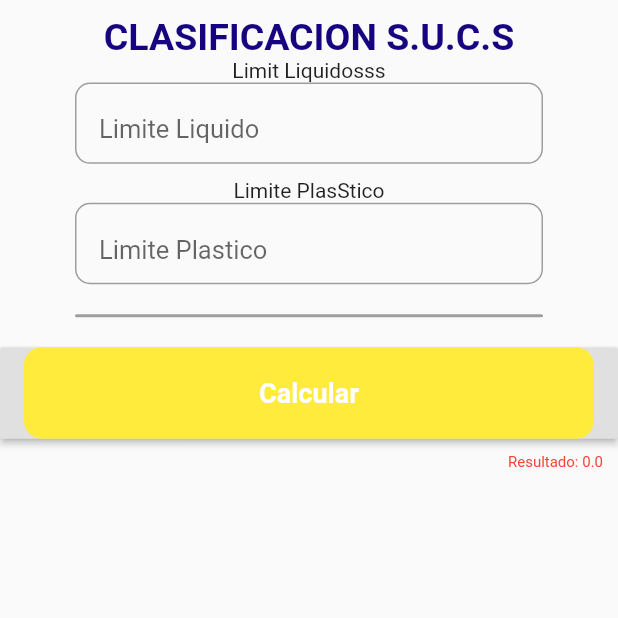
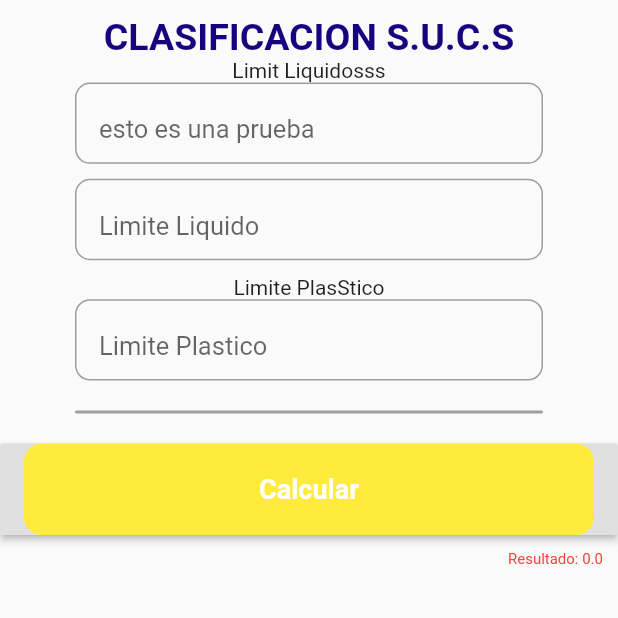
Before and after one commit to khratos1999/TG, a Flutter app: the Clasificacion_1 screen opened directly, on a phone screen of 412 x 824 dp, the top half of it. Run offline on Flutter 3.47's test engine with Material 2 defaults, Android fonts, the phone set to English and light mode, and no system bars; our stand-ins replace charts_flutter, cloud_firestore, firebase_auth, firebase_core; missing offline and left inert: dart:html, flutter_plot; accounts and stored records are empty.

Commit message:
haciendo pruebas

```diff
--- a/lib/clas/clasificacion_1.dart
+++ b/lib/clas/clasificacion_1.dart
@@ -39,6 +39,31 @@ class _Clasificacion_1State extends State<Clasificacion_1> {
             ),
             Center(
               child: Text('Limit Liquidosss'),
+            ),
+            Container(
+              decoration: BoxDecoration(
+                borderRadius: BorderRadius.circular(10),
+                border: Border.all(color: Colors.grey),
+              ),
+              padding: EdgeInsets.symmetric(horizontal: 15),
+              margin: EdgeInsets.symmetric(horizontal: 50),
+              child: TextField(
+                decoration: InputDecoration(
+                    hintText: "esto es una prueba",
+                    border: InputBorder.none,
+                    suffix: GestureDetector(
+                      child: Icon(Icons.backspace),
+                      onTap: () {
+                        LL.clear();
+                      },
+                    )),
+                style: TextStyle(fontSize: 17),
+                controller: LL,
+                keyboardType: TextInputType.number,
+              ),
+            ),
+            const SizedBox(
+              height: 10,
             ),
             Container(
               decoration: BoxDecoration(
```
